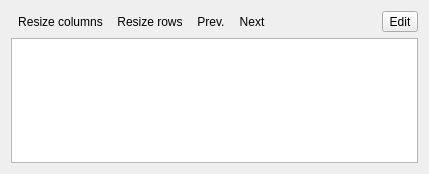
Qt form src/scipyen/gui/widgets/tableeditorwidget.ui (ctigaret/scipyen) before a commit.
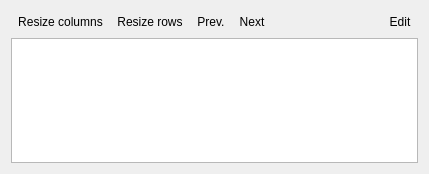
The same form after that commit. Icons and pictures are not drawn. Custom widgets are drawn as their Qt base class.

What changed in the file:
```diff
--- a/src/scipyen/gui/widgets/tableeditorwidget.ui
+++ b/src/scipyen/gui/widgets/tableeditorwidget.ui
@@ -128,6 +128,9 @@
        <property name="checkable">
         <bool>true</bool>
        </property>
+       <property name="autoRaise">
+        <bool>true</bool>
+       </property>
       </widget>
      </item>
     </layout>
```
